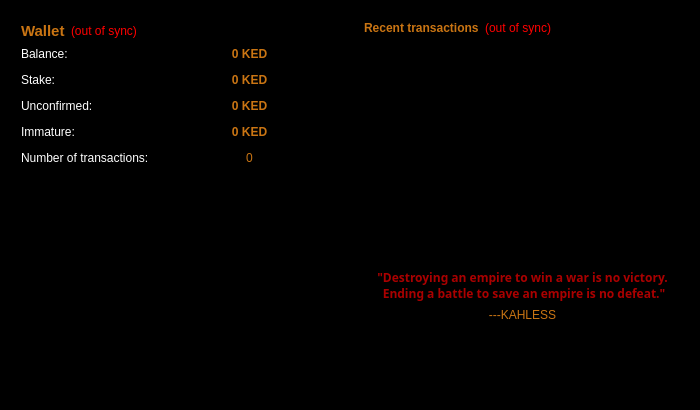
Above: src/qt/forms/overviewpage.ui from scificryptocoin/Darsek before the change. Below: the same form after it.
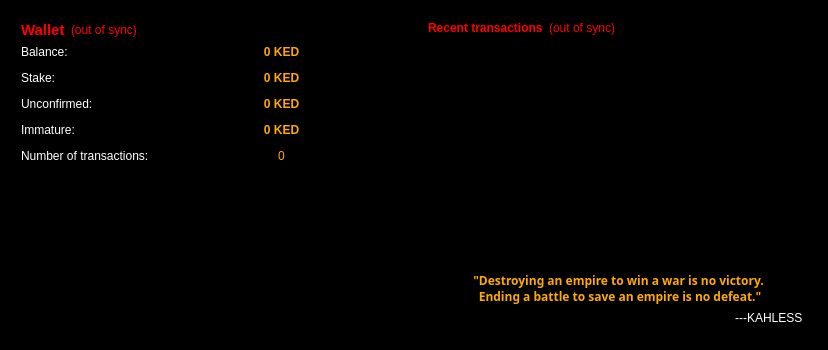
That is the form after the change. Icons and pictures are not drawn.

The edit to the form file:
```diff
--- a/src/qt/forms/overviewpage.ui
+++ b/src/qt/forms/overviewpage.ui
@@ -6,20 +6,26 @@
    <rect>
     <x>0</x>
     <y>0</y>
-    <width>700</width>
-    <height>410</height>
+    <width>828</width>
+    <height>350</height>
    </rect>
   </property>
   <property name="sizePolicy">
-   <sizepolicy hsizetype="Preferred" vsizetype="Preferred">
+   <sizepolicy hsizetype="Ignored" vsizetype="Ignored">
     <horstretch>0</horstretch>
     <verstretch>0</verstretch>
    </sizepolicy>
   </property>
   <property name="minimumSize">
    <size>
-    <width>700</width>
-    <height>410</height>
+    <width>825</width>
+    <height>350</height>
+   </size>
+  </property>
+  <property name="baseSize">
+   <size>
+    <width>825</width>
+    <height>350</height>
    </size>
   </property>
   <property name="palette">
@@ -37,9 +43,9 @@
      <colorrole role="Button">
       <brush brushstyle="SolidPattern">
        <color alpha="255">
-        <red>255</red>
-        <green>255</green>
-        <blue>255</blue>
+        <red>0</red>
+        <green>0</green>
+        <blue>0</blue>
        </color>
       </brush>
      </colorrole>
@@ -100,9 +106,9 @@
      <colorrole role="Base">
       <brush brushstyle="SolidPattern">
        <color alpha="255">
-        <red>255</red>
-        <green>255</green>
-        <blue>255</blue>
+        <red>0</red>
+        <green>0</green>
+        <blue>0</blue>
        </color>
       </brush>
      </colorrole>
@@ -138,9 +144,9 @@
      <colorrole role="Button">
       <brush brushstyle="SolidPattern">
        <color alpha="255">
-        <red>255</red>
-        <green>255</green>
-        <blue>255</blue>
+        <red>0</red>
+        <green>0</green>
+        <blue>0</blue>
        </color>
       </brush>
      </colorrole>
@@ -201,9 +207,9 @@
      <colorrole role="Base">
       <brush brushstyle="SolidPattern">
        <color alpha="255">
-        <red>255</red>
-        <green>255</green>
-        <blue>255</blue>
+        <red>0</red>
+        <green>0</green>
+        <blue>0</blue>
        </color>
       </brush>
      </colorrole>
@@ -239,9 +245,9 @@
      <colorrole role="Button">
       <brush brushstyle="SolidPattern">
        <color alpha="255">
-        <red>255</red>
-        <green>255</green>
-        <blue>255</blue>
+        <red>0</red>
+        <green>0</green>
+        <blue>0</blue>
        </color>
       </brush>
      </colorrole>
@@ -340,7 +346,7 @@
    <double>100.000000000000000</double>
   </property>
   <property name="autoFillBackground">
-   <bool>true</bool>
+   <bool>false</bool>
   </property>
   <property name="styleSheet">
    <string notr="true">background-color: rgb(0, 0, 0);
@@ -355,6 +361,24 @@
     <layout class="QVBoxLayout" name="verticalLayout_2">
      <item>
       <widget class="QFrame" name="frame">
+       <property name="sizePolicy">
+        <sizepolicy hsizetype="Preferred" vsizetype="Fixed">
+         <horstretch>0</horstretch>
+         <verstretch>0</verstretch>
+        </sizepolicy>
+       </property>
+       <property name="minimumSize">
+        <size>
+         <width>400</width>
+         <height>250</height>
+        </size>
+       </property>
+       <property name="baseSize">
+        <size>
+         <width>400</width>
+         <height>250</height>
+        </size>
+       </property>
        <property name="palette">
         <palette>
          <active>
@@ -485,17 +509,26 @@
        <layout class="QVBoxLayout" name="verticalLayout_4">
         <item>
          <layout class="QHBoxLayout" name="horizontalLayout_4">
+          <property name="spacing">
+           <number>6</number>
+          </property>
           <item>
            <widget class="QLabel" name="label_5">
+            <property name="sizePolicy">
+             <sizepolicy hsizetype="Fixed" vsizetype="Fixed">
+              <horstretch>0</horstretch>
+              <verstretch>0</verstretch>
+             </sizepolicy>
+            </property>
             <property name="palette">
              <palette>
               <active>
                <colorrole role="WindowText">
                 <brush brushstyle="SolidPattern">
                  <color alpha="255">
-                  <red>202</red>
-                  <green>117</green>
-                  <blue>19</blue>
+                  <red>255</red>
+                  <green>0</green>
+                  <blue>0</blue>
                  </color>
                 </brush>
                </colorrole>
@@ -531,9 +564,9 @@
                <colorrole role="WindowText">
                 <brush brushstyle="SolidPattern">
                  <color alpha="255">
-                  <red>202</red>
-                  <green>117</green>
-                  <blue>19</blue>
+                  <red>255</red>
+                  <green>0</green>
+                  <blue>0</blue>
                  </color>
                 </brush>
                </colorrole>
@@ -625,6 +658,178 @@
               <verstretch>0</verstretch>
              </sizepolicy>
             </property>
+            <property name="palette">
+             <palette>
+              <active>
+               <colorrole role="WindowText">
+                <brush brushstyle="SolidPattern">
+                 <color alpha="255">
+                  <red>255</red>
+                  <green>0</green>
+                  <blue>0</blue>
+                 </color>
+                </brush>
+               </colorrole>
+               <colorrole role="Button">
+                <brush brushstyle="SolidPattern">
+                 <color alpha="255">
+                  <red>0</red>
+                  <green>0</green>
+                  <blue>0</blue>
+                 </color>
+                </brush>
+               </colorrole>
+               <colorrole role="Text">
+                <brush brushstyle="SolidPattern">
+                 <color alpha="255">
+                  <red>255</red>
+                  <green>0</green>
+                  <blue>0</blue>
+                 </color>
+                </brush>
+               </colorrole>
+               <colorrole role="ButtonText">
+                <brush brushstyle="SolidPattern">
+                 <color alpha="255">
+                  <red>255</red>
+                  <green>0</green>
+                  <blue>0</blue>
+                 </color>
+                </brush>
+               </colorrole>
+               <colorrole role="Base">
+                <brush brushstyle="SolidPattern">
+                 <color alpha="255">
+                  <red>0</red>
+                  <green>0</green>
+                  <blue>0</blue>
+                 </color>
+                </brush>
+               </colorrole>
+               <colorrole role="Window">
+                <brush brushstyle="SolidPattern">
+                 <color alpha="255">
+                  <red>0</red>
+                  <green>0</green>
+                  <blue>0</blue>
+                 </color>
+                </brush>
+               </colorrole>
+              </active>
+              <inactive>
+               <colorrole role="WindowText">
+                <brush brushstyle="SolidPattern">
+                 <color alpha="255">
+                  <red>255</red>
+                  <green>0</green>
+                  <blue>0</blue>
+                 </color>
+                </brush>
+               </colorrole>
+               <colorrole role="Button">
+                <brush brushstyle="SolidPattern">
+                 <color alpha="255">
+                  <red>0</red>
+                  <green>0</green>
+                  <blue>0</blue>
+                 </color>
+                </brush>
+               </colorrole>
+               <colorrole role="Text">
+                <brush brushstyle="SolidPattern">
+                 <color alpha="255">
+                  <red>255</red>
+                  <green>0</green>
+                  <blue>0</blue>
+                 </color>
+                </brush>
+               </colorrole>
+               <colorrole role="ButtonText">
+                <brush brushstyle="SolidPattern">
+                 <color alpha="255">
+                  <red>255</red>
+                  <green>0</green>
+                  <blue>0</blue>
+                 </color>
+                </brush>
+               </colorrole>
+               <colorrole role="Base">
+                <brush brushstyle="SolidPattern">
+                 <color alpha="255">
+                  <red>0</red>
+                  <green>0</green>
+                  <blue>0</blue>
+                 </color>
+                </brush>
+               </colorrole>
+               <colorrole role="Window">
+                <brush brushstyle="SolidPattern">
+                 <color alpha="255">
+                  <red>0</red>
+                  <green>0</green>
+                  <blue>0</blue>
+                 </color>
+                </brush>
+               </colorrole>
+              </inactive>
+              <disabled>
+               <colorrole role="WindowText">
+                <brush brushstyle="SolidPattern">
+                 <color alpha="255">
+                  <red>255</red>
+                  <green>0</green>
+                  <blue>0</blue>
+                 </color>
+                </brush>
+               </colorrole>
+               <colorrole role="Button">
+                <brush brushstyle="SolidPattern">
+                 <color alpha="255">
+                  <red>0</red>
+                  <green>0</green>
+                  <blue>0</blue>
+                 </color>
+                </brush>
+               </colorrole>
+               <colorrole role="Text">
+                <brush brushstyle="SolidPattern">
+                 <color alpha="255">
+                  <red>255</red>
+                  <green>0</green>
+                  <blue>0</blue>
+                 </color>
+                </brush>
+               </colorrole>
+               <colorrole role="ButtonText">
+                <brush brushstyle="SolidPattern">
+                 <color alpha="255">
+                  <red>255</red>
+                  <green>0</green>
+                  <blue>0</blue>
+                 </color>
+                </brush>
+               </colorrole>
+               <colorrole role="Base">
+                <brush brushstyle="SolidPattern">
+                 <color alpha="255">
+                  <red>0</red>
+                  <green>0</green>
+                  <blue>0</blue>
+                 </color>
+                </brush>
+               </colorrole>
+               <colorrole role="Window">
+                <brush brushstyle="SolidPattern">
+                 <color alpha="255">
+                  <red>0</red>
+                  <green>0</green>
+                  <blue>0</blue>
+                 </color>
+                </brush>
+               </colorrole>
+              </disabled>
+             </palette>
+            </property>
             <property name="toolTip">
              <string>The displayed information may be out of date. Your wallet automatically synchronizes with the Darsek network after a connection is established, but this process has not completed yet.</string>
             </property>
@@ -647,7 +852,7 @@
             <property name="sizeHint" stdset="0">
              <size>
               <width>40</width>
-              <height>20</height>
+              <height>5</height>
              </size>
             </property>
            </spacer>
@@ -1226,9 +1431,9 @@
                <colorrole role="WindowText">
                 <brush brushstyle="SolidPattern">
                  <color alpha="255">
-                  <red>202</red>
-                  <green>117</green>
-                  <blue>19</blue>
+                  <red>255</red>
+                  <green>170</green>
+                  <blue>0</blue>
                  </color>
                 </brush>
                </colorrole>
@@ -1264,9 +1469,9 @@
                <colorrole role="WindowText">
                 <brush brushstyle="SolidPattern">
                  <color alpha="255">
-                  <red>202</red>
-                  <green>117</green>
-                  <blue>19</blue>
+                  <red>255</red>
+                  <green>170</green>
+                  <blue>0</blue>
                  </color>
                 </brush>
                </colorrole>
@@ -1500,9 +1705,9 @@
                <colorrole role="WindowText">
                 <brush brushstyle="SolidPattern">
                  <color alpha="255">
-                  <red>202</red>
-                  <green>117</green>
-                  <blue>19</blue>
+                  <red>255</red>
+                  <green>170</green>
+                  <blue>0</blue>
                  </color>
                 </brush>
                </colorrole>
@@ -1538,9 +1743,9 @@
                <colorrole role="WindowText">
                 <brush brushstyle="SolidPattern">
                  <color alpha="255">
-                  <red>202</red>
-                  <green>117</green>
-                  <blue>19</blue>
+                  <red>255</red>
+                  <green>170</green>
+                  <blue>0</blue>
                  </color>
                 </brush>
                </colorrole>
@@ -1774,9 +1979,9 @@
                <colorrole role="WindowText">
                 <brush brushstyle="SolidPattern">
                  <color alpha="255">
-                  <red>202</red>
-                  <green>117</green>
-                  <blue>19</blue>
+                  <red>255</red>
+                  <green>170</green>
+                  <blue>0</blue>
                  </color>
                 </brush>
                </colorrole>
@@ -1812,9 +2017,9 @@
                <colorrole role="WindowText">
                 <brush brushstyle="SolidPattern">
                  <color alpha="255">
-                  <red>202</red>
-                  <green>117</green>
-                  <blue>19</blue>
+                  <red>255</red>
+                  <green>170</green>
+                  <blue>0</blue>
                  </color>
                 </brush>
                </colorrole>
@@ -2045,9 +2250,9 @@
                <colorrole role="WindowText">
                 <brush brushstyle="SolidPattern">
                  <color alpha="255">
-                  <red>202</red>
-                  <green>117</green>
-                  <blue>19</blue>
+                  <red>255</red>
+                  <green>170</green>
+                  <blue>0</blue>
                  </color>
                 </brush>
                </colorrole>
@@ -2083,9 +2288,9 @@
                <colorrole role="WindowText">
                 <brush brushstyle="SolidPattern">
                  <color alpha="255">
-                  <red>202</red>
-                  <green>117</green>
-                  <blue>19</blue>
+                  <red>255</red>
+                  <green>170</green>
+                  <blue>0</blue>
                  </color>
                 </brush>
                </colorrole>
@@ -2182,9 +2387,9 @@
                <colorrole role="WindowText">
                 <brush brushstyle="SolidPattern">
                  <color alpha="255">
-                  <red>202</red>
-                  <green>117</green>
-                  <blue>19</blue>
+                  <red>255</red>
+                  <green>170</green>
+                  <blue>0</blue>
                  </color>
                 </brush>
                </colorrole>
@@ -2220,9 +2425,9 @@
                <colorrole role="WindowText">
                 <brush brushstyle="SolidPattern">
                  <color alpha="255">
-                  <red>202</red>
-                  <green>117</green>
-                  <blue>19</blue>
+                  <red>255</red>
+                  <green>170</green>
+                  <blue>0</blue>
                  </color>
                 </brush>
                </colorrole>
@@ -2326,58 +2531,39 @@
       </widget>
      </item>
      <item>
-      <widget class="QLabel" name="label_wallet_bgcoin">
-       <property name="sizePolicy">
-        <sizepolicy hsizetype="Preferred" vsizetype="Preferred">
-         <horstretch>0</horstretch>
-         <verstretch>0</verstretch>
-        </sizepolicy>
-       </property>
-       <property name="minimumSize">
-        <size>
-         <width>175</width>
-         <height>225</height>
-        </size>
-       </property>
-       <property name="autoFillBackground">
-        <bool>false</bool>
-       </property>
-       <property name="styleSheet">
-        <string notr="true">background:rgb(0, 0, 0)</string>
-       </property>
+      <widget class="QLabel" name="panel">
        <property name="text">
-        <string notr="true"/>
-       </property>
-       <property name="pixmap">
-        <pixmap resource="../bitcoin.qrc">:/images/wallet_bgcoin</pixmap>
-       </property>
-       <property name="scaledContents">
-        <bool>false</bool>
+        <string/>
        </property>
        <property name="alignment">
         <set>Qt::AlignCenter</set>
        </property>
       </widget>
      </item>
-     <item>
-      <spacer name="verticalSpacer">
-       <property name="orientation">
-        <enum>Qt::Vertical</enum>
-       </property>
-       <property name="sizeHint" stdset="0">
-        <size>
-         <width>5</width>
-         <height>35</height>
-        </size>
-       </property>
-      </spacer>
-     </item>
     </layout>
    </item>
    <item>
     <layout class="QVBoxLayout" name="verticalLayout_3">
      <item>
       <widget class="QFrame" name="frame_2">
+       <property name="sizePolicy">
+        <sizepolicy hsizetype="Fixed" vsizetype="Preferred">
+         <horstretch>0</horstretch>
+         <verstretch>0</verstretch>
+        </sizepolicy>
+       </property>
+       <property name="minimumSize">
+        <size>
+         <width>400</width>
+         <height>250</height>
+        </size>
+       </property>
+       <property name="baseSize">
+        <size>
+         <width>400</width>
+         <height>250</height>
+        </size>
+       </property>
        <property name="autoFillBackground">
         <bool>false</bool>
        </property>
@@ -2401,9 +2587,9 @@
                <colorrole role="WindowText">
                 <brush brushstyle="SolidPattern">
                  <color alpha="255">
-                  <red>202</red>
-                  <green>117</green>
-                  <blue>19</blue>
+                  <red>255</red>
+                  <green>0</green>
+                  <blue>0</blue>
                  </color>
                 </brush>
                </colorrole>
@@ -2439,9 +2625,9 @@
                <colorrole role="WindowText">
                 <brush brushstyle="SolidPattern">
                  <color alpha="255">
-                  <red>202</red>
-                  <green>117</green>
-                  <blue>19</blue>
+                  <red>255</red>
+                  <green>0</green>
+                  <blue>0</blue>
                  </color>
                 </brush>
                </colorrole>
@@ -2523,6 +2709,178 @@
           </item>
           <item>
            <widget class="QLabel" name="labelTransactionsStatus">
+            <property name="palette">
+             <palette>
+              <active>
+               <colorrole role="WindowText">
+                <brush brushstyle="SolidPattern">
+                 <color alpha="255">
+                  <red>255</red>
+                  <green>0</green>
+                  <blue>0</blue>
+                 </color>
+                </brush>
+               </colorrole>
+               <colorrole role="Button">
+                <brush brushstyle="SolidPattern">
+                 <color alpha="255">
+                  <red>0</red>
+                  <green>0</green>
+                  <blue>0</blue>
+                 </color>
+                </brush>
+               </colorrole>
+               <colorrole role="Text">
+                <brush brushstyle="SolidPattern">
+                 <color alpha="255">
+                  <red>255</red>
+                  <green>0</green>
+                  <blue>0</blue>
+                 </color>
+                </brush>
+               </colorrole>
+               <colorrole role="ButtonText">
+                <brush brushstyle="SolidPattern">
+                 <color alpha="255">
+                  <red>255</red>
+                  <green>0</green>
+                  <blue>0</blue>
+                 </color>
+                </brush>
+               </colorrole>
+               <colorrole role="Base">
+                <brush brushstyle="SolidPattern">
+                 <color alpha="255">
+                  <red>0</red>
+                  <green>0</green>
+                  <blue>0</blue>
+                 </color>
+                </brush>
+               </colorrole>
+               <colorrole role="Window">
+                <brush brushstyle="SolidPattern">
+                 <color alpha="255">
+                  <red>0</red>
+                  <green>0</green>
+                  <blue>0</blue>
+                 </color>
+                </brush>
+               </colorrole>
+              </active>
+              <inactive>
+               <colorrole role="WindowText">
+                <brush brushstyle="SolidPattern">
+                 <color alpha="255">
+                  <red>255</red>
+                  <green>0</green>
+                  <blue>0</blue>
+                 </color>
+                </brush>
+               </colorrole>
+               <colorrole role="Button">
+                <brush brushstyle="SolidPattern">
+                 <color alpha="255">
+                  <red>0</red>
+                  <green>0</green>
+                  <blue>0</blue>
+                 </color>
+                </brush>
+               </colorrole>
+               <colorrole role="Text">
+                <brush brushstyle="SolidPattern">
+                 <color alpha="255">
+                  <red>255</red>
+                  <green>0</green>
+                  <blue>0</blue>
+                 </color>
+                </brush>
+               </colorrole>
+               <colorrole role="ButtonText">
+                <brush brushstyle="SolidPattern">
+                 <color alpha="255">
+                  <red>255</red>
+                  <green>0</green>
+                  <blue>0</blue>
+                 </color>
+                </brush>
+               </colorrole>
+               <colorrole role="Base">
+                <brush brushstyle="SolidPattern">
+                 <color alpha="255">
+                  <red>0</red>
+                  <green>0</green>
+                  <blue>0</blue>
+                 </color>
+                </brush>
+               </colorrole>
+               <colorrole role="Window">
+                <brush brushstyle="SolidPattern">
+                 <color alpha="255">
+                  <red>0</red>
+                  <green>0</green>
+                  <blue>0</blue>
+                 </color>
+                </brush>
+               </colorrole>
+              </inactive>
+              <disabled>
+               <colorrole role="WindowText">
+                <brush brushstyle="SolidPattern">
+                 <color alpha="255">
+                  <red>255</red>
+                  <green>0</green>
+                  <blue>0</blue>
+                 </color>
+                </brush>
+               </colorrole>
+               <colorrole role="Button">
+                <brush brushstyle="SolidPattern">
+                 <color alpha="255">
+                  <red>0</red>
+                  <green>0</green>
+                  <blue>0</blue>
+                 </color>
+                </brush>
+               </colorrole>
+               <colorrole role="Text">
+                <brush brushstyle="SolidPattern">
+                 <color alpha="255">
+                  <red>255</red>
+                  <green>0</green>
+                  <blue>0</blue>
+                 </color>
+                </brush>
+               </colorrole>
+               <colorrole role="ButtonText">
+                <brush brushstyle="SolidPattern">
+                 <color alpha="255">
+                  <red>255</red>
+                  <green>0</green>
+                  <blue>0</blue>
+                 </color>
+                </brush>
+               </colorrole>
+               <colorrole role="Base">
+                <brush brushstyle="SolidPattern">
+                 <color alpha="255">
+                  <red>0</red>
+                  <green>0</green>
+                  <blue>0</blue>
+                 </color>
+                </brush>
+               </colorrole>
+               <colorrole role="Window">
+                <brush brushstyle="SolidPattern">
+                 <color alpha="255">
+                  <red>0</red>
+                  <green>0</green>
+                  <blue>0</blue>
+                 </color>
+                </brush>
+               </colorrole>
+              </disabled>
+             </palette>
+            </property>
             <property name="toolTip">
              <string>The displayed information may be out of date. Your wallet automatically synchronizes with the Darsek network after a connection is established, but this process has not completed yet.</string>
             </property>
@@ -2584,9 +2942,9 @@
              <colorrole role="Text">
               <brush brushstyle="SolidPattern">
                <color alpha="255">
-                <red>202</red>
-                <green>117</green>
-                <blue>19</blue>
+                <red>255</red>
+                <green>170</green>
+                <blue>0</blue>
                </color>
               </brush>
              </colorrole>
@@ -2631,9 +2989,9 @@
              <colorrole role="Text">
               <brush brushstyle="SolidPattern">
                <color alpha="255">
-                <red>202</red>
-                <green>117</green>
-                <blue>19</blue>
+                <red>255</red>
+                <green>170</green>
+                <blue>0</blue>
                </color>
               </brush>
              </colorrole>
@@ -2737,20 +3095,17 @@
       </widget>
      </item>
      <item>
-      <widget class="QLabel" name="label_7">
-       <property name="focusPolicy">
-        <enum>Qt::WheelFocus</enum>
+      <spacer name="horizontalSpacer_3">
+       <property name="orientation">
+        <enum>Qt::Horizontal</enum>
        </property>
-       <property name="text">
-        <string notr="true"/>
+       <property name="sizeHint" stdset="0">
+        <size>
+         <width>5</width>
+         <height>5</height>
+        </size>
        </property>
-       <property name="pixmap">
-        <pixmap resource="../bitcoin.qrc">:/images/proverb</pixmap>
-       </property>
-       <property name="alignment">
-        <set>Qt::AlignCenter</set>
-       </property>
-      </widget>
+      </spacer>
      </item>
      <item>
       <widget class="QLabel" name="label_8">
@@ -2760,8 +3115,8 @@
           <colorrole role="WindowText">
            <brush brushstyle="SolidPattern">
             <color alpha="255">
-             <red>170</red>
-             <green>0</green>
+             <red>255</red>
+             <green>170</green>
              <blue>0</blue>
             </color>
            </brush>
@@ -2798,8 +3153,8 @@
           <colorrole role="WindowText">
            <brush brushstyle="SolidPattern">
             <color alpha="255">
-             <red>170</red>
-             <green>0</green>
+             <red>255</red>
+             <green>170</green>
              <blue>0</blue>
             </color>
            </brush>
@@ -2881,7 +3236,7 @@
         </font>
        </property>
        <property name="autoFillBackground">
-        <bool>true</bool>
+        <bool>false</bool>
        </property>
        <property name="text">
         <string>&quot;Destroying an empire to win a war is no victory. 
@@ -2903,9 +3258,9 @@
           <colorrole role="WindowText">
            <brush brushstyle="SolidPattern">
             <color alpha="255">
-             <red>202</red>
-             <green>117</green>
-             <blue>19</blue>
+             <red>255</red>
+             <green>255</green>
+             <blue>255</blue>
             </color>
            </brush>
           </colorrole>
@@ -2941,9 +3296,9 @@
           <colorrole role="WindowText">
            <brush brushstyle="SolidPattern">
             <color alpha="255">
-             <red>202</red>
-             <green>117</green>
-             <blue>19</blue>
+             <red>255</red>
+             <green>255</green>
+             <blue>255</blue>
             </color>
            </brush>
           </colorrole>
@@ -3016,10 +3371,10 @@
         </palette>
        </property>
        <property name="text">
-        <string>---KAHLESS</string>
+        <string>---KAHLESS     </string>
        </property>
        <property name="alignment">
-        <set>Qt::AlignCenter</set>
+        <set>Qt::AlignRight|Qt::AlignTrailing|Qt::AlignVCenter</set>
        </property>
       </widget>
      </item>
@@ -3031,7 +3386,7 @@
        <property name="sizeHint" stdset="0">
         <size>
          <width>5</width>
-         <height>40</height>
+         <height>10</height>
         </size>
        </property>
       </spacer>
```
Left out of the diff: 2 changed lines with no effect on the pictures.
